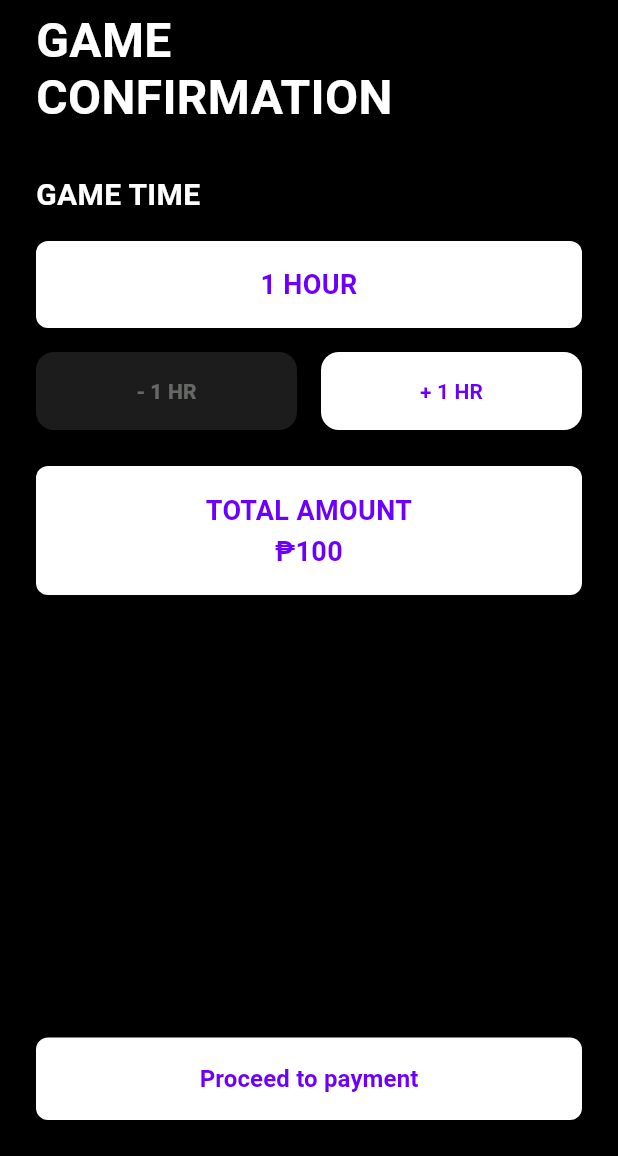
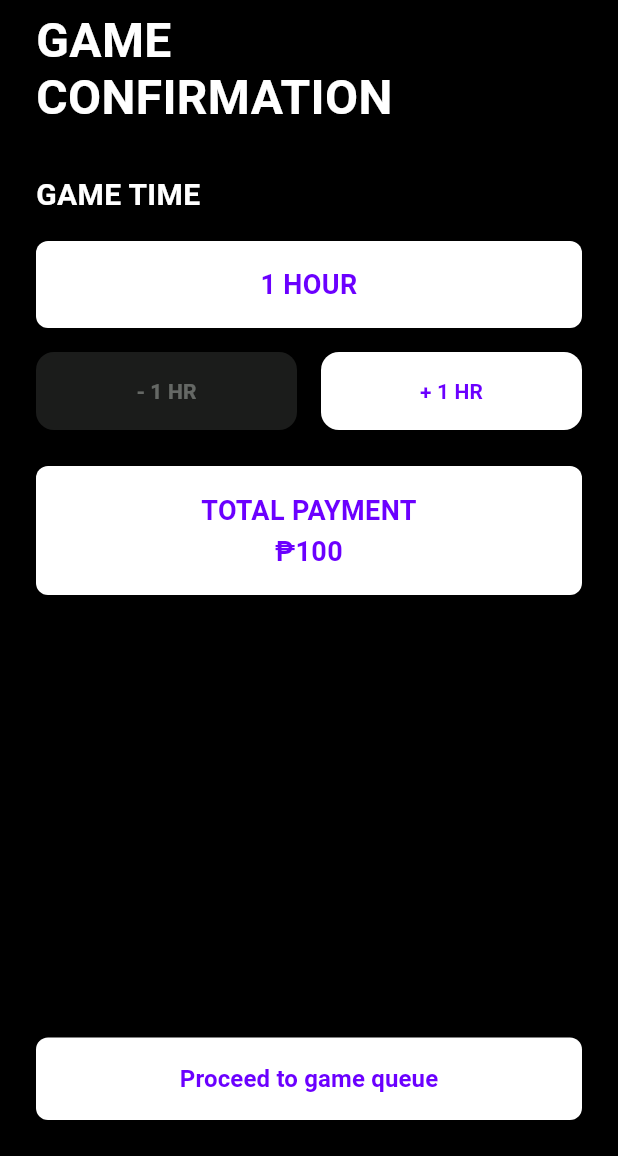
Before and after one commit to helmerlorenz/Cueing, a Flutter app: the GameConfirmationScreen screen opened directly with empty values, on a phone screen of 412 x 824 dp, the part 80-1236 px from its top. Run offline on Flutter 3.47's test engine with Material 3 defaults, Android fonts, the phone set to English and light mode, and no system bars; our stand-ins replace shared_preferences; accounts and stored records are empty.

Commit message:
Fix
Fixed payment labels

```diff
--- a/cueing/lib/screens/game_confirmation_screen.dart
+++ b/cueing/lib/screens/game_confirmation_screen.dart
@@ -82,7 +82,7 @@ class _GameConfirmationScreenState extends State<GameConfirmationScreen> {
               Container(
                 padding: const EdgeInsets.all(16),
                 decoration: BoxDecoration(color: Colors.white, borderRadius: BorderRadius.circular(8)),
-                child: Text('TOTAL AMOUNT\n₱$amount', textAlign: TextAlign.center, style: const TextStyle(color: Color(0xFF6B00FF), fontSize: 18, fontWeight: FontWeight.bold, height: 1.5)),
+                child: Text('TOTAL PAYMENT\n₱$amount', textAlign: TextAlign.center, style: const TextStyle(color: Color(0xFF6B00FF), fontSize: 18, fontWeight: FontWeight.bold, height: 1.5)),
               ),
               const Spacer(),
               ElevatedButton(
@@ -93,7 +93,7 @@ class _GameConfirmationScreenState extends State<GameConfirmationScreen> {
                   padding: const EdgeInsets.symmetric(vertical: 16),
                   shape: RoundedRectangleBorder(borderRadius: BorderRadius.circular(8)),
                 ),
-                child: const Text('Proceed to payment', style: TextStyle(fontSize: 16, fontWeight: FontWeight.bold)),
+                child: const Text('Proceed to game queue', style: TextStyle(fontSize: 16, fontWeight: FontWeight.bold)),
               ),
             ],
           ),
```
